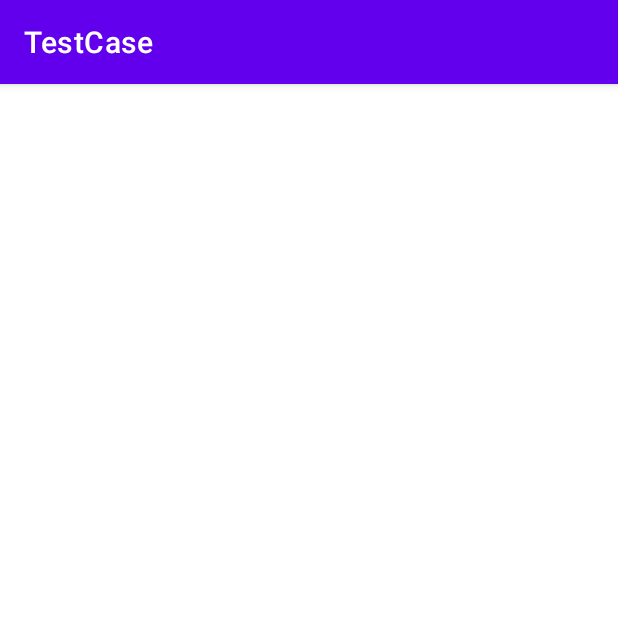
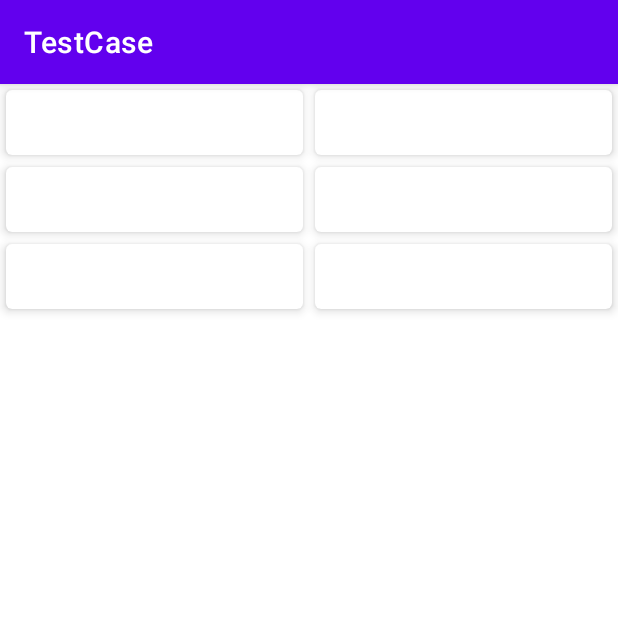
Before and after one commit to nsnk29/testCase, an Android app: the screen it shows after launch (MainActivity), on a phone screen of 412 x 824 dp, the top half of it. Run offline under Robolectric (Android 15) with nearby library versions, the phone set to English and light mode, and no system bars; pictures from the network do not load; 1 statement that could not run was skipped.

Commit message:
silly recyclerview adapter

```diff
--- /dev/null
+++ b/app/src/main/java/com/nsnk/testcase/ImageModel.kt
@@ -0,0 +1,10 @@
+package com.nsnk.testcase
+
+data class ImageModel(
+    val url: String,
+    val title: String,
+    val ups: Int,
+    val downs: Int,
+    val comments: Int,
+    val views: Int
+)
--- /dev/null
+++ b/app/src/main/java/com/nsnk/testcase/ImgurPostViewHolder.kt
@@ -0,0 +1,41 @@
+package com.nsnk.testcase
+
+import android.graphics.drawable.Drawable
+import android.view.LayoutInflater
+import android.view.View
+import android.view.ViewGroup
+import android.widget.ImageView
+import android.widget.TextView
+import androidx.constraintlayout.widget.ConstraintLayout
+import androidx.recyclerview.widget.RecyclerView
+import com.bumptech.glide.request.target.CustomTarget
+import com.bumptech.glide.request.transition.Transition
+
+class ImgurPostViewHolder(view: View, private val glide: GlideRequests) :
+    RecyclerView.ViewHolder(view) {
+    private val image: ImageView = view.findViewById(R.id.imageView)
+    private val postTitle: TextView = view.findViewById(R.id.title_text_view)
+
+    init {
+        // TODO: 22.10.2020 clicklistener
+    }
+
+    fun bind(imageModel: ImageModel) {
+        with(imageModel) {
+            postTitle.text = title
+            glide.load(url)
+                .placeholder(R.drawable.ic_image_placeholder)
+                .error(R.drawable.ic_image_error)
+                .fitCenter()
+                .into(image)
+        }
+    }
+
+    companion object {
+        fun create(parent: ViewGroup, glide: GlideRequests): ImgurPostViewHolder {
+            val view = LayoutInflater.from(parent.context)
+                .inflate(R.layout.imgur_image_item, parent, false)
+            return ImgurPostViewHolder(view, glide)
+        }
+    }
+}
--- a/app/src/main/java/com/nsnk/testcase/MainActivity.kt
+++ b/app/src/main/java/com/nsnk/testcase/MainActivity.kt
@@ -1,11 +1,48 @@
 package com.nsnk.testcase
 
+import android.os.Bundle
 import androidx.appcompat.app.AppCompatActivity
-import android.os.Bundle
+import androidx.recyclerview.widget.StaggeredGridLayoutManager
+import kotlinx.android.synthetic.main.activity_main.*
+import kotlin.random.Random
 
 class MainActivity : AppCompatActivity() {
+    lateinit var adapter: RecyclerAdapter
+
     override fun onCreate(savedInstanceState: Bundle?) {
         super.onCreate(savedInstanceState)
         setContentView(R.layout.activity_main)
+        initRecycler()
+    }
+
+    private fun initRecycler() {
+        val images = ArrayList<ImageModel>()
+        val glide = GlideApp.with(this)
+        fakeURLS.forEach {
+            images.add(
+                ImageModel(
+                    url = it,
+                    title = it,
+                    ups = Random.nextInt(1000),
+                    downs = Random.nextInt(100),
+                    comments = Random.nextInt(250),
+                    views = Random.nextInt(5000)
+                )
+            )
+        }
+        adapter = RecyclerAdapter(images, glide)
+        postsRecyclerView.adapter = adapter
+        postsRecyclerView.layoutManager = StaggeredGridLayoutManager(2, StaggeredGridLayoutManager.VERTICAL)
+    }
+
+    companion object {
+        val fakeURLS = listOf(
+            "https://i.imgur.com/XVjrLZQ.jpeg",
+            "https://i.imgur.com/FCBZ60L.png",
+            "https://i.imgur.com/ICAfPvw.png",
+            "https://i.imgur.com/M6bcx4X.jpeg",
+            "https://i.imgur.com/pAfgOqf.jpeg",
+            "https://i.imgur.com/UdTtXjZ.jpeg"
+        )
     }
 }
--- /dev/null
+++ b/app/src/main/java/com/nsnk/testcase/RecyclerAdapter.kt
@@ -0,0 +1,19 @@
+package com.nsnk.testcase
+
+import android.view.ViewGroup
+import androidx.recyclerview.widget.RecyclerView
+
+class RecyclerAdapter(private val items: ArrayList<ImageModel>, private val glide: GlideRequests) :
+    RecyclerView.Adapter<ImgurPostViewHolder>() {
+
+
+    override fun onCreateViewHolder(parent: ViewGroup, viewType: Int): ImgurPostViewHolder =
+        ImgurPostViewHolder.create(parent, glide)
+
+    override fun onBindViewHolder(holder: ImgurPostViewHolder, position: Int) {
+        holder.bind(items[position])
+    }
+
+    override fun getItemCount(): Int = items.size
+
+}
--- a/app/src/main/res/layout/activity_main.xml
+++ b/app/src/main/res/layout/activity_main.xml
@@ -7,11 +7,13 @@
     tools:context=".MainActivity">
 
     <androidx.recyclerview.widget.RecyclerView
+        android:id="@+id/postsRecyclerView"
         android:layout_width="match_parent"
         android:layout_height="match_parent"
         app:layout_constraintBottom_toBottomOf="parent"
         app:layout_constraintLeft_toLeftOf="parent"
         app:layout_constraintRight_toRightOf="parent"
+        tools:listitem="@layout/imgur_image_item"
         app:layout_constraintTop_toTopOf="parent" />
 
 </androidx.constraintlayout.widget.ConstraintLayout>
--- a/app/src/main/res/values/colors.xml
+++ b/app/src/main/res/values/colors.xml
@@ -12,7 +12,7 @@
 
     <color name="ic_launcher_background">#FFFFFF</color>
     <color name="ic_image_placeholder">@color/gray</color>
-    <color name="image_info_background">@color/dark_gray</color>
+    <color name="image_info_background">#4DFFFFFF</color>
     <color name="ic_image_info">@color/gray</color>
     <color name="text_thumbs">@color/gray</color>
 </resources>
--- a/app/src/main/res/values/dimen.xml
+++ b/app/src/main/res/values/dimen.xml
@@ -2,7 +2,7 @@
 <resources>
     <dimen name="default_dimen">8dp</dimen>
     <dimen name="small_dimen">4dp</dimen>
-    <dimen name="large_dimen">16dp</dimen>
-    <dimen name="title_text_size">16sp</dimen>
-    <dimen name="thumbs_text_size">16sp</dimen>
+    <dimen name="large_dimen">12dp</dimen>
+    <dimen name="title_text_size">14sp</dimen>
+    <dimen name="thumbs_text_size">14sp</dimen>
 </resources>
--- a/app/src/main/res/values/themes.xml
+++ b/app/src/main/res/values/themes.xml
@@ -12,7 +12,6 @@
         <!-- Status bar color. -->
         <item name="android:statusBarColor" tools:targetApi="l">?attr/colorPrimaryVariant</item>
         <!-- Customize your theme here. -->
-        <item name="android:textColor">@color/primary_text_default_material_dark</item>
     </style>
 
     <style name="ImageInfoTextStyle">
```
Also changed, not shown: app/build.gradle (+11 -0 lines), app/src/main/java/com/nsnk/testcase/ImgurAppGlideModule.kt (added, +7 -0 lines), app/src/main/res/drawable/ic_comment.xml (deleted, +0 -10 lines), app/src/main/res/layout/imgur_image_item.xml (+20 -58 lines).
